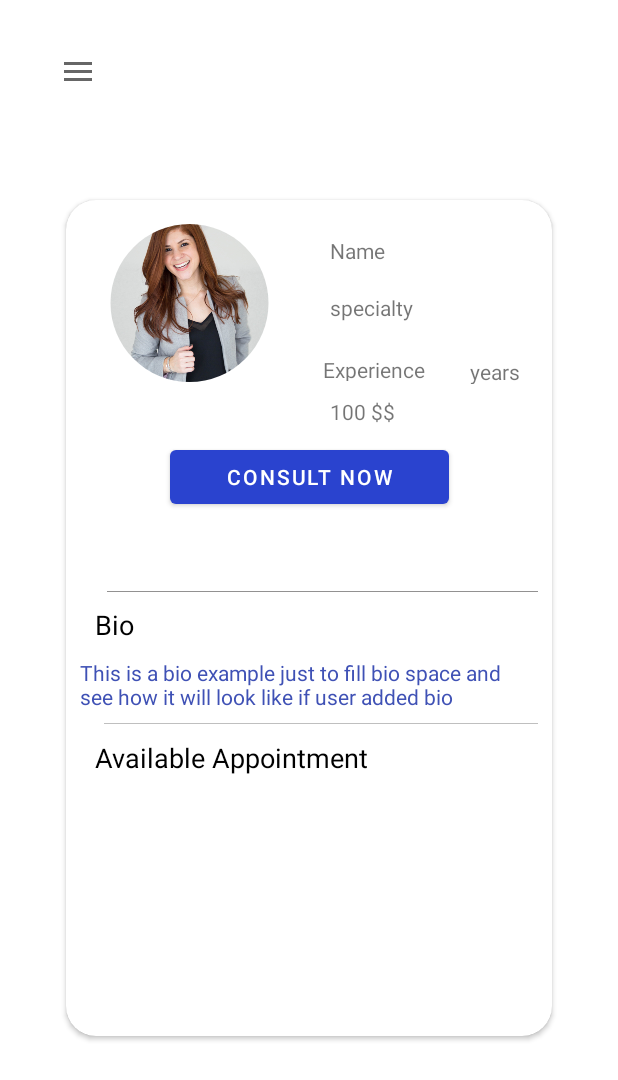
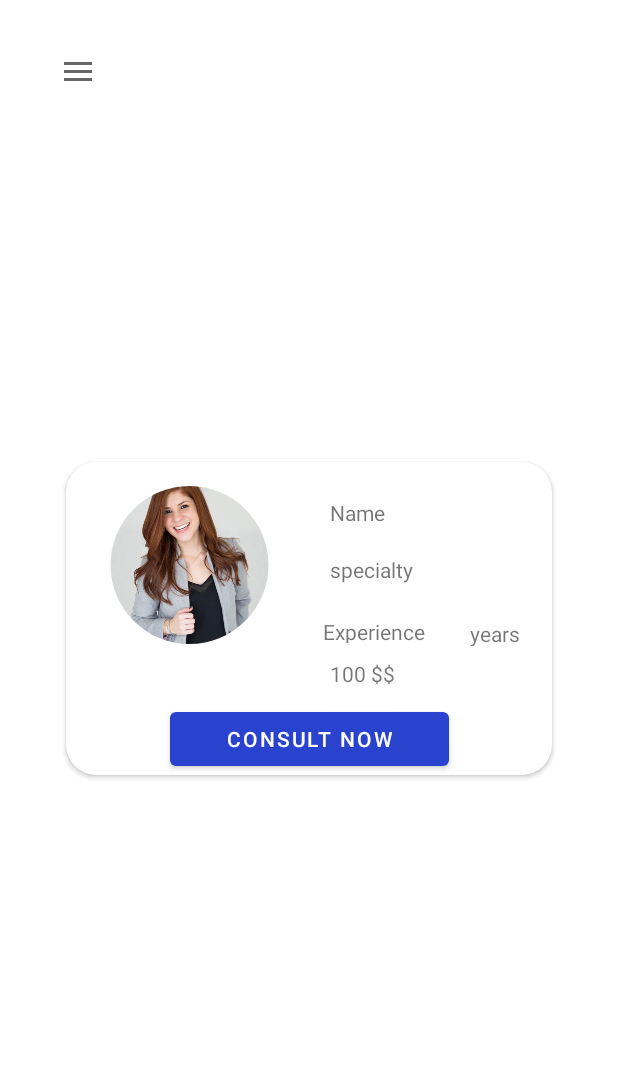
Before and after one commit to SomyahAA/Healer, an Android app: the PsyCardFragment screen opened through its navigation route, on a phone screen of 412 x 824 dp. Shown: the top 1080 px of the screen. Run offline under Robolectric (Android 15) with nearby library versions, the light colour scheme and no system bars; our stand-ins replace CircleImageView, Firebase (no records; nobody signed in at launch, a user with empty details on screens opened directly), data binding; libraries missing offline, so code that uses them is left out: com.vmadalin.easypermissions; pictures from the network do not load; 1 statement that could not run was skipped.

Commit message:
unit testing

```diff
--- a/app/src/main/res/layout/fragment_psy_card.xml
+++ b/app/src/main/res/layout/fragment_psy_card.xml
@@ -105,7 +105,7 @@
                     android:layout_marginTop="52dp"
                     android:layout_marginBottom="77dp"
                     android:orientation="vertical"
-                    android:visibility="visible"
+                    android:visibility="gone"
                     app:layout_constraintBottom_toBottomOf="parent"
                     app:layout_constraintEnd_toEndOf="parent"
                     app:layout_constraintStart_toStartOf="parent"
```
